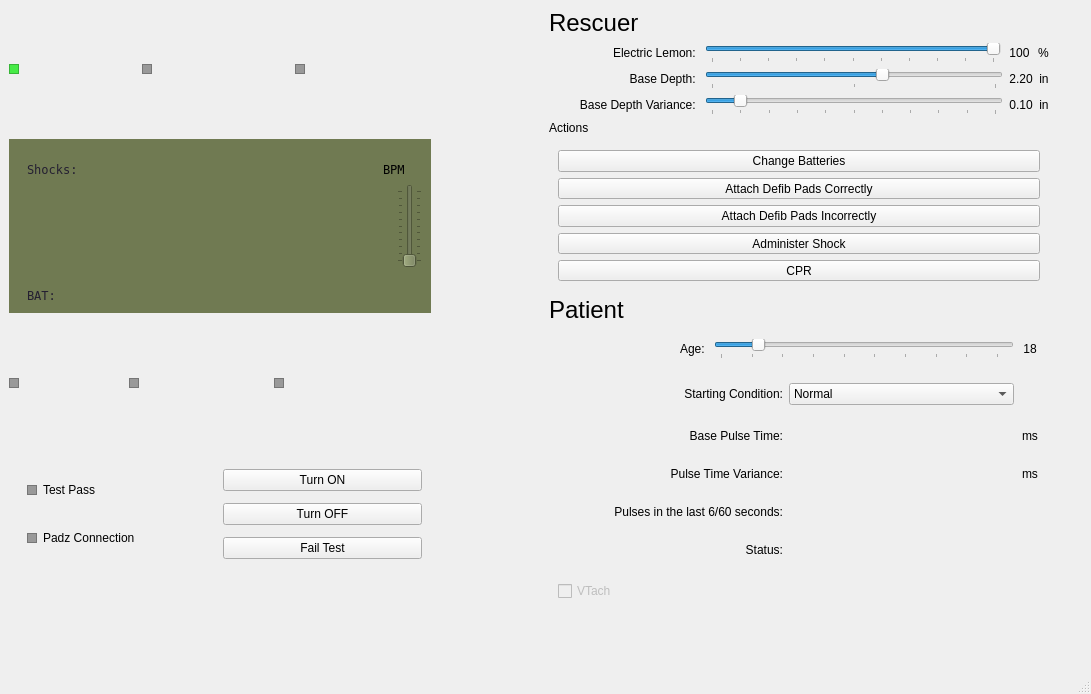
This is aed/mainwindow.ui in HamzaAlsarakbi/AEDSimulator as Qt 5 draws it before an edit. The edited form follows.
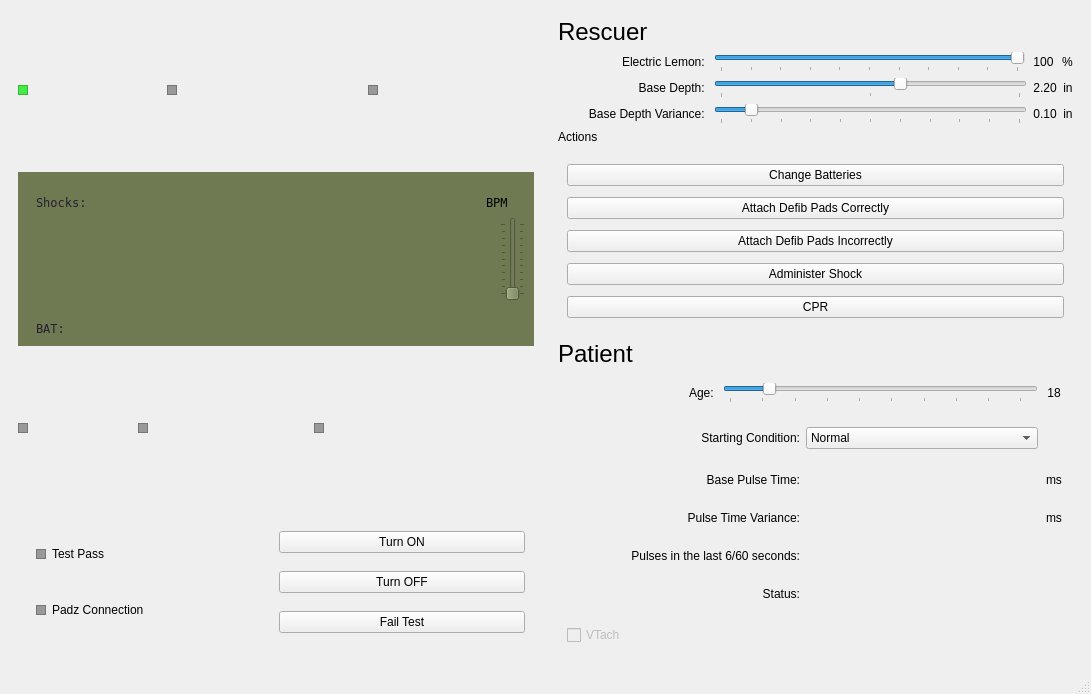
This is the edited form. Icons and pictures are not drawn.

Commit message: fixed indicator lights

What changed in the file:
```diff
--- a/aed/mainwindow.ui
+++ b/aed/mainwindow.ui
@@ -20,15 +20,9 @@
    <string>MainWindow</string>
   </property>
   <widget class="QWidget" name="centralwidget">
+   <layout class="QHBoxLayout" name="horizontalLayout_10">
+    <item>
    <widget class="QWidget" name="verticalWidget" native="true">
-    <property name="geometry">
-     <rect>
-      <x>9</x>
-      <y>9</y>
-      <width>422</width>
-      <height>565</height>
-     </rect>
-    </property>
     <property name="minimumSize">
      <size>
       <width>338</width>
@@ -504,7 +498,7 @@
        <item>
         <layout class="QHBoxLayout" name="horizontalLayout_8">
          <item>
-          <widget class="QFrame" name="indicator5">
+            <widget class="QFrame" name="indicator6">
            <property name="maximumSize">
             <size>
              <width>10</width>
@@ -565,7 +559,7 @@
            <property name="frameShadow">
             <enum>QFrame::Raised</enum>
            </property>
-           <widget class="QFrame" name="heartIndicator">
+             <widget class="QFrame" name="indicator5">
             <property name="geometry">
              <rect>
               <x>0</x>
@@ -814,15 +808,9 @@
      </item>
     </layout>
    </widget>
+    </item>
+    <item>
    <widget class="QWidget" name="verticalWidget_2" native="true">
-    <property name="geometry">
-     <rect>
-      <x>549</x>
-      <y>9</y>
-      <width>500</width>
-      <height>601</height>
-     </rect>
-    </property>
     <property name="minimumSize">
      <size>
       <width>500</width>
@@ -1617,6 +1605,8 @@
      </item>
     </layout>
    </widget>
+    </item>
+   </layout>
   </widget>
   <widget class="QMenuBar" name="menubar">
    <property name="geometry">
```
Lines whose indentation alone changed are shown as unchanged. The commit also changes 2 other files.
